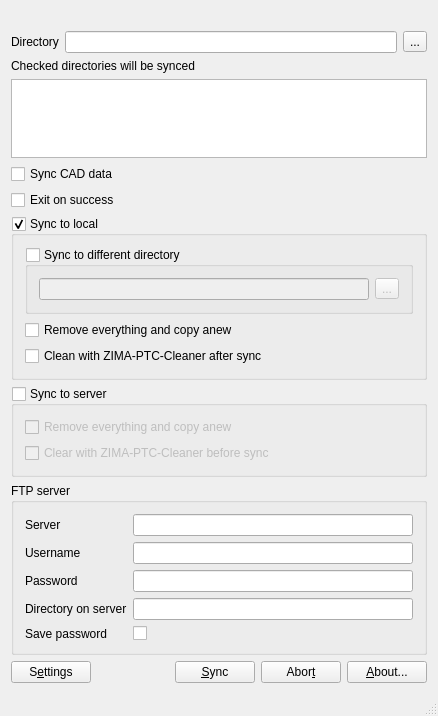
Before: the Qt Designer form src/MainWindow.ui in ZIMA-Engineering/ZIMA-CAD-Sync, drawn with Qt 5.
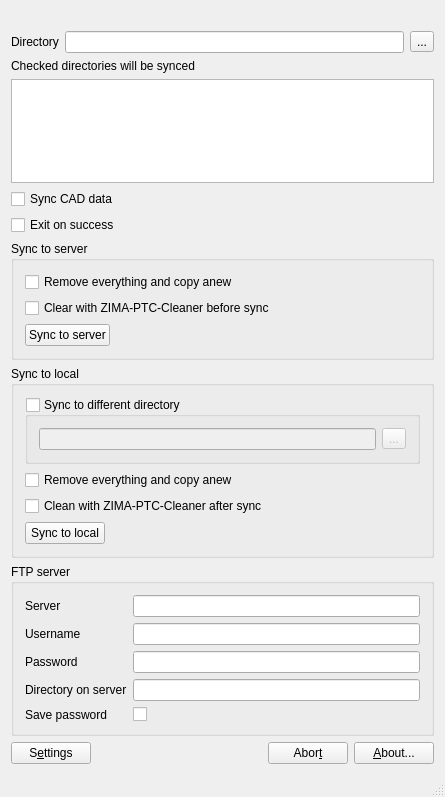
After: the same form once the commit is applied. Icons and pictures are not drawn.

Commit message: Split sync button to two buttons, add icons

Diff of the .ui file:
```diff
--- a/src/MainWindow.ui
+++ b/src/MainWindow.ui
@@ -6,8 +6,8 @@
    <rect>
     <x>0</x>
     <y>0</y>
-    <width>438</width>
-    <height>716</height>
+    <width>445</width>
+    <height>797</height>
    </rect>
   </property>
   <property name="windowTitle">
@@ -74,13 +74,76 @@
       </property>
      </widget>
     </item>
+    <item>
+     <widget class="QGroupBox" name="serverGroupBox">
+      <property name="title">
+       <string>Sync to server</string>
+      </property>
+      <property name="checkable">
+       <bool>false</bool>
+      </property>
+      <property name="checked">
+       <bool>false</bool>
+      </property>
+      <layout class="QVBoxLayout" name="verticalLayout_3">
+       <item>
+        <widget class="QCheckBox" name="remoteRemoteAllCheckBox">
+         <property name="text">
+          <string>Remove everything and copy anew</string>
+         </property>
+        </widget>
+       </item>
+       <item>
+        <widget class="QCheckBox" name="serverClearCheckbox">
+         <property name="text">
+          <string>Clear with ZIMA-PTC-Cleaner before sync</string>
+         </property>
+        </widget>
+       </item>
+       <item>
+        <layout class="QHBoxLayout" name="horizontalLayout_5">
+         <item>
+          <widget class="QPushButton" name="syncToServerButton">
+           <property name="sizePolicy">
+            <sizepolicy hsizetype="Fixed" vsizetype="Fixed">
+             <horstretch>0</horstretch>
+             <verstretch>0</verstretch>
+            </sizepolicy>
+           </property>
+           <property name="text">
+            <string>Sync to server</string>
+           </property>
+           <property name="icon">
+            <iconset resource="../ZIMA-CAD-Sync.qrc">
+             <normaloff>:/gfx/up.png</normaloff>:/gfx/up.png</iconset>
+           </property>
+          </widget>
+         </item>
+         <item>
+          <spacer name="horizontalSpacer_3">
+           <property name="orientation">
+            <enum>Qt::Horizontal</enum>
+           </property>
+           <property name="sizeHint" stdset="0">
+            <size>
+             <width>40</width>
+             <height>20</height>
+            </size>
+           </property>
+          </spacer>
+         </item>
+        </layout>
+       </item>
+      </layout>
+     </widget>
+    </item>
     <item>
      <widget class="QGroupBox" name="localGroupBox">
       <property name="title">
        <string>Sync to local</string>
       </property>
       <property name="checkable">
-       <bool>true</bool>
+       <bool>false</bool>
       </property>
       <layout class="QVBoxLayout" name="verticalLayout_2">
        <item>
@@ -122,34 +185,39 @@
          </property>
         </widget>
        </item>
-      </layout>
-     </widget>
-    </item>
-    <item>
-     <widget class="QGroupBox" name="serverGroupBox">
-      <property name="title">
-       <string>Sync to server</string>
-      </property>
-      <property name="checkable">
-       <bool>true</bool>
-      </property>
-      <property name="checked">
-       <bool>false</bool>
-      </property>
-      <layout class="QVBoxLayout" name="verticalLayout_3">
        <item>
-        <widget class="QCheckBox" name="remoteRemoteAllCheckBox">
-         <property name="text">
-          <string>Remove everything and copy anew</string>
-         </property>
-        </widget>
-       </item>
-       <item>
-        <widget class="QCheckBox" name="serverClearCheckbox">
-         <property name="text">
-          <string>Clear with ZIMA-PTC-Cleaner before sync</string>
-         </property>
-        </widget>
+        <layout class="QHBoxLayout" name="horizontalLayout_2">
+         <item>
+          <widget class="QPushButton" name="syncToLocalButton">
+           <property name="sizePolicy">
+            <sizepolicy hsizetype="Fixed" vsizetype="Fixed">
+             <horstretch>0</horstretch>
+             <verstretch>0</verstretch>
+            </sizepolicy>
+           </property>
+           <property name="text">
+            <string>Sync to local</string>
+           </property>
+           <property name="icon">
+            <iconset resource="../ZIMA-CAD-Sync.qrc">
+             <normaloff>:/gfx/down.png</normaloff>:/gfx/down.png</iconset>
+           </property>
+          </widget>
+         </item>
+         <item>
+          <spacer name="horizontalSpacer_2">
+           <property name="orientation">
+            <enum>Qt::Horizontal</enum>
+           </property>
+           <property name="sizeHint" stdset="0">
+            <size>
+             <width>40</width>
+             <height>20</height>
+            </size>
+           </property>
+          </spacer>
+         </item>
+        </layout>
        </item>
       </layout>
      </widget>
@@ -259,13 +327,6 @@
         </property>
        </spacer>
       </item>
-      <item>
-       <widget class="QPushButton" name="syncButton">
-        <property name="text">
-         <string>&amp;Sync</string>
-        </property>
-       </widget>
-      </item>
       <item>
        <widget class="QPushButton" name="abortButton">
         <property name="text">
```
The commit also changes 6 other files.
